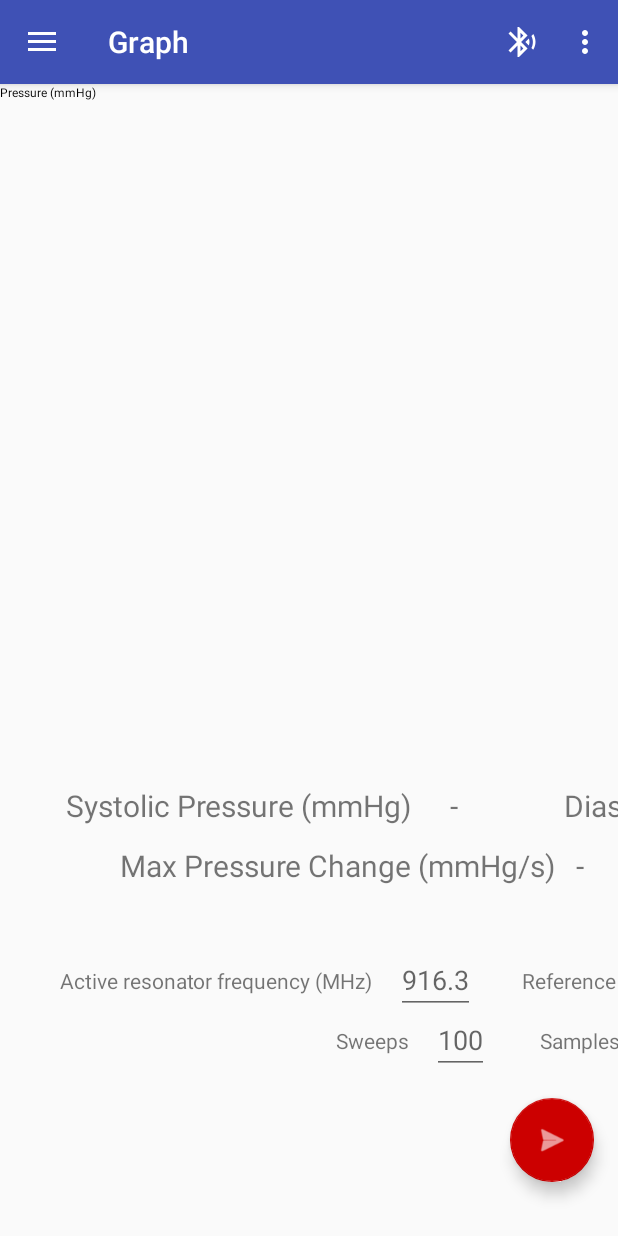
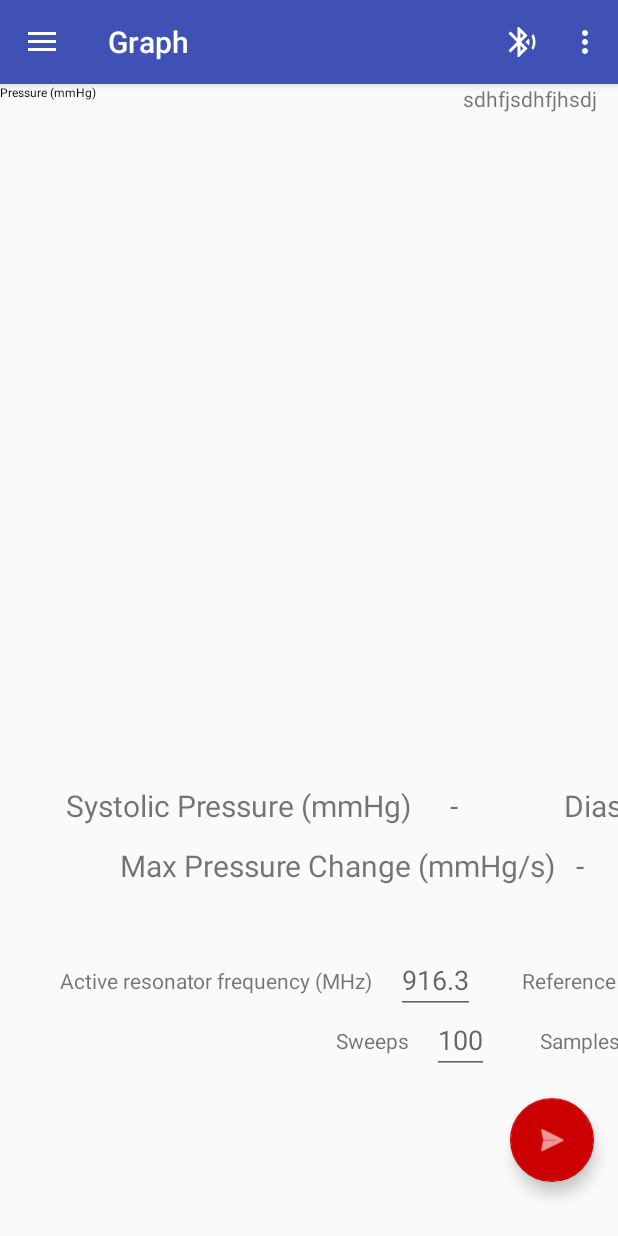
Before and after one commit to danwells96/BP-App, an Android app: the screen it shows after launch (MainActivity), on a phone screen of 412 x 824 dp. Run offline under Robolectric (Android 15) with nearby library versions, the phone set to English and light mode, and no system bars; libraries missing offline, so code that uses them is left out: com.github.mikephil.charting; plain views replace LineChart; 41 statements that could not run were skipped.

Commit message:
Split main activity into graph and other section

```diff
--- a/app/src/main/res/layout/graph.xml
+++ b/app/src/main/res/layout/graph.xml
@@ -6,6 +6,15 @@
     android:layout_width="match_parent"
     android:layout_height="match_parent"
     android:id="@+id/sample_main_layout">
+    <LinearLayout
+        android:layout_width="match_parent"
+        android:layout_height="wrap_content"
+        android:orientation="horizontal">
+        <LinearLayout
+            android:layout_width="0dp"
+            android:layout_height="wrap_content"
+            android:layout_weight="3"
+            android:orientation="vertical">
 
     <com.github.mikephil.charting.charts.LineChart
         android:id="@+id/chart1"
@@ -20,7 +29,20 @@
             android:textSize="8dp"
             tools:textColor="@android:color/black" />
     </com.github.mikephil.charting.charts.LineChart>
+    </LinearLayout>
+    <LinearLayout
+        android:layout_width="0dp"
+        android:layout_height="match_parent"
+        android:layout_weight="1">
+    <TextView
+        android:layout_width="match_parent"
+        android:layout_height="wrap_content"
+        android:text="sdhfjsdhfjhsdj"/>
+    </LinearLayout>
 
+    </LinearLayout>
+
+    <!-- Below graph -->
     <android.support.constraint.ConstraintLayout
         android:layout_width="match_parent"
         android:layout_height="40dp"
```
